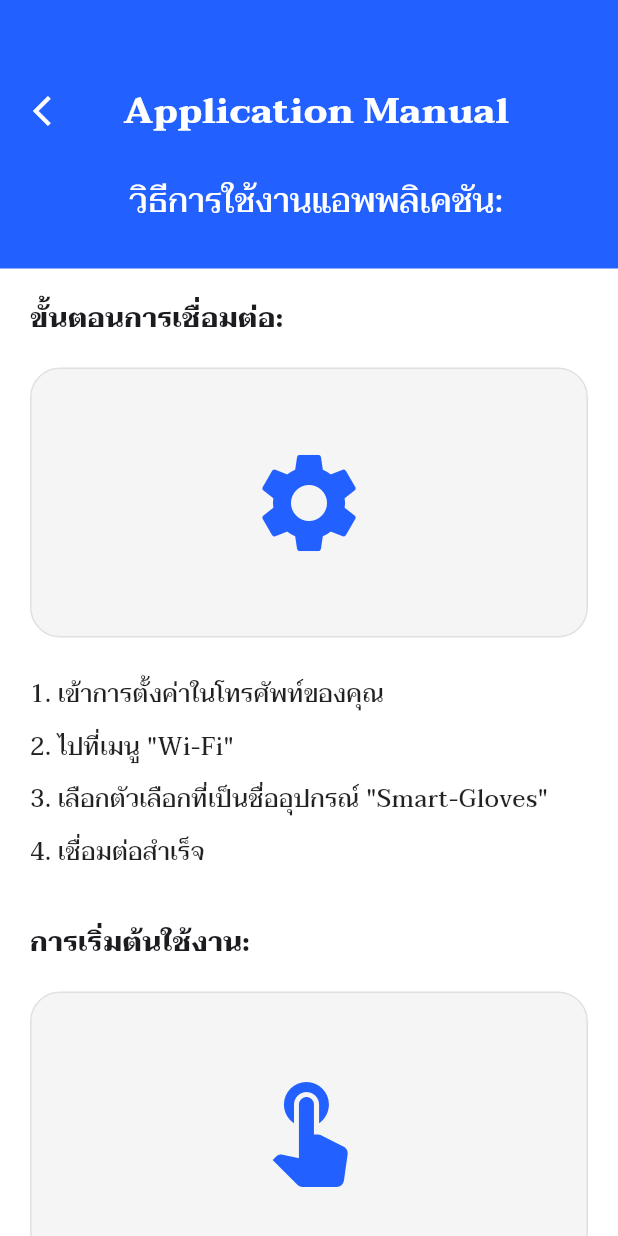
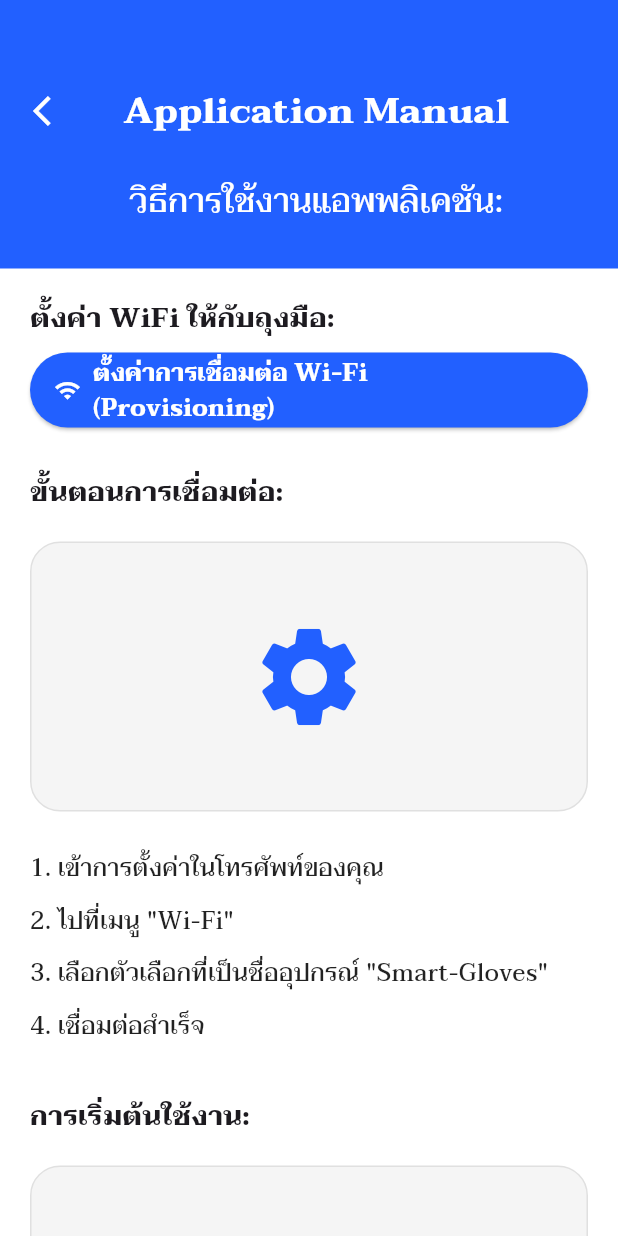
Before and after one commit to PonChuenjitsiri/Smart-Gloves, a Flutter app: the ManualPage screen opened directly, on a phone screen of 412 x 824 dp. Run offline on Flutter 3.47's test engine with Material 3 defaults, Android fonts, the phone set to English and light mode, and no system bars; our stand-ins replace flutter_tts, video_player; network calls fail.

Commit message:
add-wifi-pairing

```diff
--- a/lib/models/manual_model.dart
+++ b/lib/models/manual_model.dart
@@ -6,6 +6,7 @@ class Manual {
   final String category;
   final String signMethod;
   final String imageUrl;
+  final String videoUrl;
 
   Manual({
     required this.id,
@@ -15,6 +16,7 @@ class Manual {
     required this.category,
     required this.signMethod,
     required this.imageUrl,
+    this.videoUrl = '',
   });
 
   factory Manual.fromJson(Map<String, dynamic> json) {
@@ -27,6 +29,7 @@ class Manual {
       category: json['category'] ?? '',
       signMethod: json['signMethod'] ?? '',
       imageUrl: json['imageUrl'] ?? '',
+      videoUrl: json['videoUrl'] ?? '',
     );
   }
 }
--- a/lib/pages/language_page.dart
+++ b/lib/pages/language_page.dart
@@ -239,6 +239,7 @@ class _LanguageManualPageState extends State<LanguageManualPage> {
         context,
         MaterialPageRoute(
           builder: (context) => VocabularyDetailPage(
+            id: manual.id, // ส่ง id ไปยังหน้า detail
             titleThai: manual.titleThai,
             titleEng: manual.titleEng,
             imagePath: manual.imageUrl,
--- a/lib/pages/manual_page.dart
+++ b/lib/pages/manual_page.dart
@@ -1,7 +1,18 @@
 import 'package:flutter/material.dart';
+import 'package:flutter/services.dart';
 
 class ManualPage extends StatelessWidget {
   const ManualPage({super.key});
+
+  static const platform = MethodChannel('com.example.cepfrontend/wifi_provisioning');
+
+  Future<void> _startProvisioning() async {
+    try {
+      await platform.invokeMethod('startProvisioning');
+    } on PlatformException catch (e) {
+      debugPrint("Failed to start provisioning: '${e.message}'.");
+    }
+  }
 
   @override
   Widget build(BuildContext context) {
@@ -60,6 +71,40 @@ class ManualPage extends StatelessWidget {
               child: Column(
                 crossAxisAlignment: CrossAxisAlignment.start,
                 children: [
+                  const Text(
+                    "ตั้งค่า WiFi ให้กับถุงมือ:",
+                    style: TextStyle(
+                      fontFamily: 'Taviraj',
+                      fontSize: 18,
+                      fontWeight: FontWeight.bold,
+                    ),
+                  ),
+                  const SizedBox(height: 10),
+                  SizedBox(
+                    width: double.infinity,
+                    height: 50,
+                    child: ElevatedButton.icon(
+                      onPressed: _startProvisioning,
+                      icon: const Icon(Icons.wifi, color: Colors.white),
+                      label: const Text(
+                        "ตั้งค่าการเชื่อมต่อ Wi-Fi (Provisioning)",
+                        style: TextStyle(
+                          fontSize: 16,
+                          fontFamily: 'Taviraj',
+                          color: Colors.white,
+                          fontWeight: FontWeight.bold,
+                        ),
+                      ),
+                      style: ElevatedButton.styleFrom(
+                        backgroundColor: primaryColor,
+                        shape: RoundedRectangleBorder(
+                          borderRadius: BorderRadius.circular(25),
+                        ),
+                      ),
+                    ),
+                  ),
+
+                  const SizedBox(height: 30),
                   const Text(
                     "ขั้นตอนการเชื่อมต่อ:",
                     style: TextStyle(
--- a/lib/pages/search_page.dart
+++ b/lib/pages/search_page.dart
@@ -220,6 +220,7 @@ class _LanguageSearchPageState extends State<LanguageSearchPage> {
         context,
         MaterialPageRoute(
           builder: (context) => VocabularyDetailPage(
+            id: manual.id, // ส่ง id ไปยังหน้า detail
             titleThai: manual.titleThai,
             titleEng: manual.titleEng,
             imagePath: manual.imageUrl,
--- a/pubspec.yaml
+++ b/pubspec.yaml
@@ -5,7 +5,7 @@ publish_to: 'none'
 version: 1.0.0+1
 
 environment:
-  sdk: ^3.10.3
+  sdk: '>=3.5.1 <4.0.0'
 
 dependencies:
   flutter:
@@ -15,11 +15,12 @@ dependencies:
   flutter_tts: ^4.2.2
   http: ^1.6.0
   web_socket_channel: ^3.0.1
+  video_player: ^2.9.5
 
 dev_dependencies:
   flutter_test:
     sdk: flutter
-  flutter_lints: ^6.0.0
+  flutter_lints: ^5.0.0
   flutter_native_splash: ^2.3.10
 
 
```
Also changed, not shown: lib/pages/vocabdetail_page.dart (+139 -47 lines), lib/services/api_service.dart (+15 -3 lines), pubspec.lock, 199 other files.
